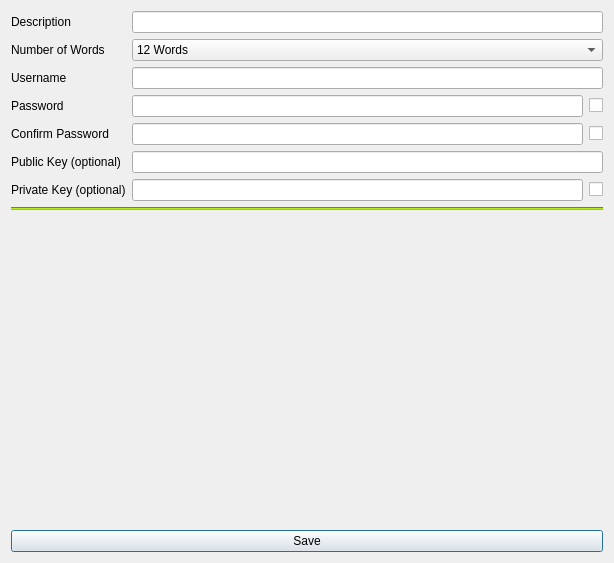
The window that designs/xml/crypto_vault_window.ui (daniel-deru/WorkMate-3.0) describes before a commit, drawn with Qt 5.
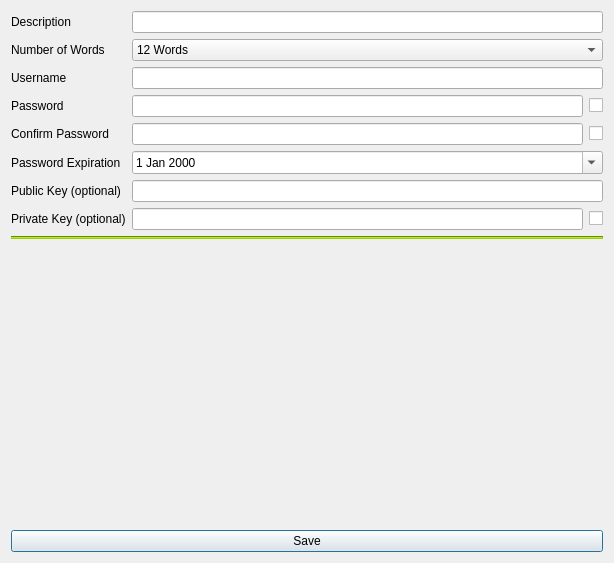
The same window after the commit.

Commit message: finished adding multiple checkboxes. created window for updating password. added password expiration fields to the register, app vault and crypto vault windows

```diff
--- a/designs/xml/crypto_vault_window.ui
+++ b/designs/xml/crypto_vault_window.ui
@@ -152,24 +152,24 @@
        </item>
       </layout>
      </item>
-     <item row="5" column="0">
+     <item row="6" column="0">
       <widget class="QLabel" name="lbl_public">
        <property name="text">
         <string>Public Key (optional)</string>
        </property>
       </widget>
      </item>
-     <item row="6" column="0">
+     <item row="7" column="0">
       <widget class="QLabel" name="lbl_private">
        <property name="text">
         <string>Private Key (optional)</string>
        </property>
       </widget>
      </item>
-     <item row="5" column="1">
-      <widget class="QLineEdit" name="lne_public"/>
-     </item>
      <item row="6" column="1">
+      <widget class="QLineEdit" name="lne_public"/>
+     </item>
+     <item row="7" column="1">
       <layout class="QHBoxLayout" name="horizontalLayout">
        <item>
         <widget class="QLineEdit" name="lne_private">
@@ -190,6 +190,20 @@
        </item>
       </layout>
      </item>
+     <item row="5" column="0">
+      <widget class="QLabel" name="lbl_password_exp">
+       <property name="text">
+        <string>Password Expiration</string>
+       </property>
+      </widget>
+     </item>
+     <item row="5" column="1">
+      <widget class="QDateEdit" name="dte_password_exp">
+       <property name="calendarPopup">
+        <bool>true</bool>
+       </property>
+      </widget>
+     </item>
     </layout>
    </item>
    <item>
```
The commit also changes 32 other files.
